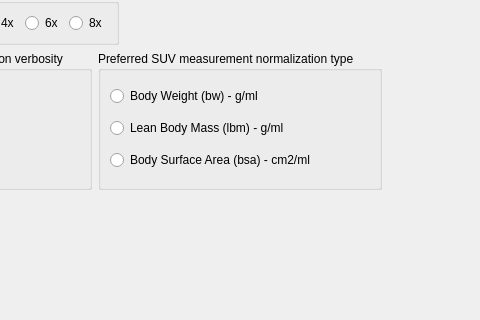
Old version of the form starviewer/src/core/q2dviewerconfigurationscreenbase.ui in the repository starviewer-medical/starviewer; both pictures show x 140 to 620 and y 246 to 566 of the 805 by 647 pixel window.
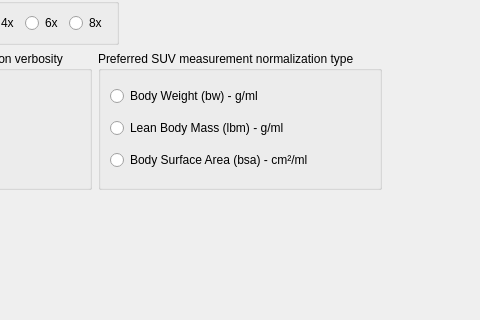
New version of the form. Icons and pictures are not drawn. Custom widgets are drawn as their Qt base class.

```diff
--- a/starviewer/src/core/q2dviewerconfigurationscreenbase.ui
+++ b/starviewer/src/core/q2dviewerconfigurationscreenbase.ui
@@ -293,7 +293,7 @@
         <item row="2" column="0">
          <widget class="QRadioButton" name="m_bodySurfaceAreaRadioButton">
           <property name="text">
-           <string>Body Surface Area (bsa) - cm2/ml</string>
+           <string>Body Surface Area (bsa) - cm²/ml</string>
           </property>
          </widget>
         </item>
```
